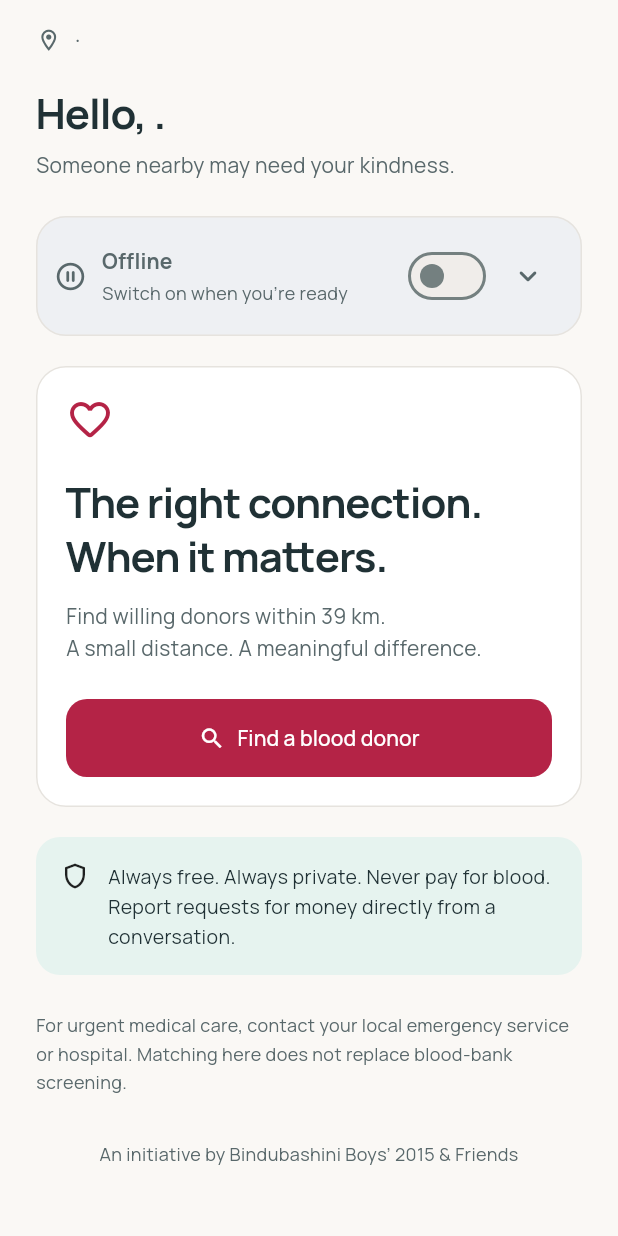
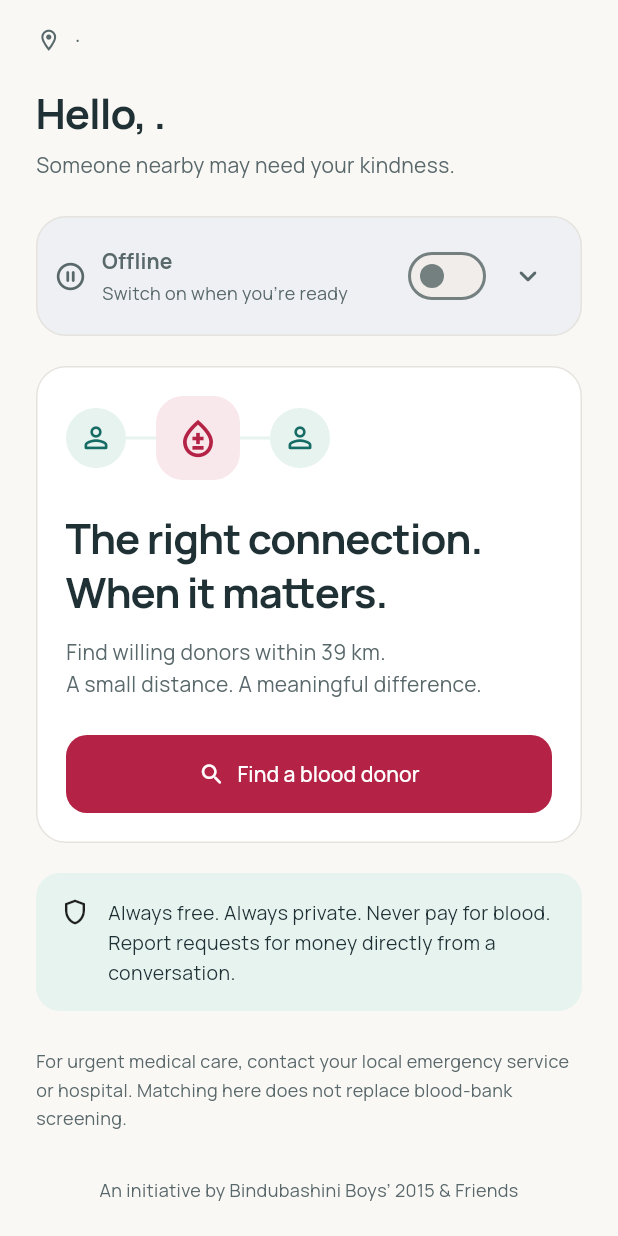
Before and after one commit to SowatRafi/Blood-Connection, a Flutter app: the HomeScreen widget shown alone on an empty page, opened directly with empty values, on a phone screen of 412 x 824 dp. Run offline on Flutter 3.47's test engine with Material 3 defaults, Android fonts, the phone set to English and light mode, and no system bars; our stand-ins replace flutter_local_notifications, flutter_map, flutter_secure_storage, geocoding, geolocator, image_picker and 2 more; missing offline and left inert: livekit_client, unifiedpush_android; accounts and stored records are empty; project files that could hold a hidden picture were left out.

Commit message:
feat(ui): add accessible motion and consistent navigation icons
Use finite entrance feedback with immediate interaction and disposal, preserve first-frame contrast, and finish motion when reduced-motion or route visibility changes. Add outlined and selected icon pairs without new packages or changes to the approved logo.

```diff
--- a/mobile/lib/main.dart
+++ b/mobile/lib/main.dart
@@ -164,6 +164,7 @@ class _WelcomeScreenState extends State<WelcomeScreen> {
   @override
   Widget build(BuildContext context) => Scaffold(
     body: SafeArea(
+      child: EntranceMotion(
         child: PageBody(
           children: [
             const SizedBox(height: 32),
@@ -222,13 +223,17 @@ class _WelcomeScreenState extends State<WelcomeScreen> {
                 textAlign: TextAlign.center,
               ),
               TextButton(
-              onPressed: busy ? null : () => enter(true, demoIdentity: 'donor'),
+                onPressed: busy
+                    ? null
+                    : () => enter(true, demoIdentity: 'donor'),
                 child: const Text('Try donor demo'),
               ),
             ],
             if (demoEnabled)
               TextButton.icon(
-              onPressed: busy ? null : () => enter(true, demoIdentity: 'admin'),
+                onPressed: busy
+                    ? null
+                    : () => enter(true, demoIdentity: 'admin'),
                 icon: const Icon(Icons.admin_panel_settings_outlined),
                 label: const Text('Open admin demo'),
               ),
@@ -239,6 +244,7 @@ class _WelcomeScreenState extends State<WelcomeScreen> {
               style: TextStyle(fontSize: 12, height: 1.7, color: muted),
             ),
           ],
+        ),
       ),
     ),
   );
@@ -755,11 +761,19 @@ class _MainScreenState extends State<MainScreen> with WidgetsBindingObserver {
             ),
           };
     const destinations = [
-      (Icons.home_outlined, 'Home'),
-      (Icons.search, 'Find donors'),
-      (Icons.volunteer_activism_outlined, 'Requests'),
-      (Icons.chat_bubble_outline, 'Messages'),
-      (Icons.person_outline, 'Profile'),
+      (Icons.home_outlined, Icons.home_rounded, 'Home'),
+      (Icons.explore_outlined, Icons.explore_rounded, 'Find donors'),
+      (
+        Icons.volunteer_activism_outlined,
+        Icons.volunteer_activism_rounded,
+        'Requests',
+      ),
+      (
+        Icons.chat_bubble_outline_rounded,
+        Icons.chat_bubble_rounded,
+        'Messages',
+      ),
+      (Icons.person_outline_rounded, Icons.person_rounded, 'Profile'),
     ];
     return appRoot(
       Scaffold(
@@ -814,7 +828,8 @@ class _MainScreenState extends State<MainScreen> with WidgetsBindingObserver {
                           .map(
                             (d) => NavigationRailDestination(
                               icon: Icon(d.$1),
-                              label: Text(d.$2),
+                              selectedIcon: Icon(d.$2),
+                              label: Text(d.$3),
                             ),
                           )
                           .toList(),
@@ -828,12 +843,16 @@ class _MainScreenState extends State<MainScreen> with WidgetsBindingObserver {
         bottomNavigationBar: wide
             ? null
             : NavigationBar(
+                animationDuration: motionDuration(context, motionState),
                 selectedIndex: tab,
                 onDestinationSelected: (value) => setState(() => tab = value),
                 destinations: destinations
                     .map(
-                      (d) =>
-                          NavigationDestination(icon: Icon(d.$1), label: d.$2),
+                      (d) => NavigationDestination(
+                        icon: Icon(d.$1),
+                        selectedIcon: Icon(d.$2),
+                        label: d.$3,
+                      ),
                     )
                     .toList(),
               ),
@@ -865,7 +884,8 @@ class HomeScreen extends StatelessWidget {
   });
   @override
   Widget build(BuildContext context) {
-    return PageBody(
+    return EntranceMotion(
+      child: PageBody(
         children: [
           if (locationWarning != null) ...[
             Notice(
@@ -910,14 +930,7 @@ class HomeScreen extends StatelessWidget {
             child: Column(
               crossAxisAlignment: CrossAxisAlignment.stretch,
               children: [
-              const Align(
-                alignment: Alignment.centerLeft,
-                child: Icon(
-                  Icons.favorite_border_rounded,
-                  size: 32,
-                  color: red,
-                ),
-              ),
+                const _ConnectionIllustration(),
                 const SizedBox(height: 20),
                 Text(
                   'The right connection.\nWhen it matters.',
@@ -930,7 +943,7 @@ class HomeScreen extends StatelessWidget {
                 const SizedBox(height: 24),
                 FilledButton.icon(
                   onPressed: onSearch,
-                icon: const Icon(Icons.search),
+                  icon: const Icon(Icons.search_rounded),
                   label: const Text('Find a blood donor'),
                 ),
               ],
@@ -959,6 +972,48 @@ class HomeScreen extends StatelessWidget {
             style: TextStyle(fontSize: 12, color: muted, height: 1.7),
           ),
         ],
+      ),
     );
   }
 }
+
+/// A static, decorative connection motif; it never implies live donor activity.
+class _ConnectionIllustration extends StatelessWidget {
+  const _ConnectionIllustration();
+
+  @override
+  Widget build(BuildContext context) => ExcludeSemantics(
+    child: Align(
+      alignment: Alignment.centerLeft,
+      child: SizedBox(
+        width: 176,
+        height: 56,
+        child: Row(
+          children: [
+            _person(),
+            Expanded(child: Container(height: 2, color: mint)),
+            Container(
+              width: 56,
+              height: 56,
+              decoration: BoxDecoration(
+                color: rose,
+                borderRadius: BorderRadius.circular(18),
+              ),
+              child: const Icon(Icons.bloodtype_outlined, color: red, size: 30),
+            ),
+            Expanded(child: Container(height: 2, color: mint)),
+            _person(),
+          ],
+        ),
+      ),
+    ),
+  );
+
+  // Matching silhouettes communicate equal participation, not identified people.
+  Widget _person() => Container(
+    width: 40,
+    height: 40,
+    decoration: const BoxDecoration(color: mint, shape: BoxShape.circle),
+    child: const Icon(Icons.person_outline_rounded, color: teal, size: 23),
+  );
+}
--- a/mobile/lib/ui.dart
+++ b/mobile/lib/ui.dart
@@ -10,6 +10,80 @@ const canvas = Color(0xFFFAF8F5);
 const mint = Color(0xFFE6F3EF);
 const teal = Color(0xFF176B65);
 const rose = Color(0xFFF8E8EC);
+
+// Use shorter feedback for a tap than for spatial travel; callers can share the
+// timing without overriding the platform's reduced-motion preference.
+const motionPress = Duration(milliseconds: 120);
+const motionState = Duration(milliseconds: 200);
+const motionTravel = Duration(milliseconds: 280);
+// Preserve normal-text contrast throughout a reveal, including its first frame.
+const motionEntryOpacity = .96;
+
+/// Removes optional movement when the system requests reduced animation.
+Duration motionDuration(BuildContext context, Duration duration) =>
+    MediaQuery.disableAnimationsOf(context) ? Duration.zero : duration;
+
+/// Reveals the current content once, without delaying input or retaining old data.
+///
+/// This is an entrance treatment, not a crossfade: replacing [child] immediately
+/// removes the previous subtree, including its private images and subscriptions.
+class EntranceMotion extends StatefulWidget {
+  final Widget child;
+  const EntranceMotion({super.key, required this.child});
+
+  @override
+  State<EntranceMotion> createState() => _EntranceMotionState();
+}
+
+class _EntranceMotionState extends State<EntranceMotion>
+    with SingleTickerProviderStateMixin {
+  late final AnimationController controller;
+  late final Animation<double> progress;
+  bool started = false;
+
+  @override
+  void initState() {
+    super.initState();
+    controller = AnimationController(vsync: this, duration: motionTravel);
+    progress = controller.drive(CurveTween(curve: Curves.easeOutCubic));
+  }
+
+  @override
+  void didChangeDependencies() {
+    super.didChangeDependencies();
+    // A covered route must not queue a decorative replay when it becomes active.
+    if (MediaQuery.disableAnimationsOf(context) ||
+        !TickerMode.valuesOf(context).enabled) {
+      controller.value = 1;
+      started = true;
+    } else if (!started) {
+      started = true;
+      controller.forward();
+    }
+  }
+
+  @override
+  void dispose() {
+    controller.dispose();
+    super.dispose();
+  }
+
+  @override
+  Widget build(BuildContext context) => AnimatedBuilder(
+    animation: progress,
+    // Cache painting of the content while the small composited transform changes.
+    child: RepaintBoundary(child: widget.child),
+    builder: (context, child) => Transform.translate(
+      offset: Offset(0, 10 * (1 - progress.value)),
+      child: Opacity(
+        // Keep content legible and interactive from its first frame.
+        opacity: motionEntryOpacity + (1 - motionEntryOpacity) * progress.value,
+        alwaysIncludeSemantics: true,
+        child: child,
+      ),
+    ),
+  );
+}
 
 /// Registers the bundled font license for the app's offline license screen.
 void registerBrandLicenses() => LicenseRegistry.addLicense(() async* {
@@ -124,6 +198,9 @@ ThemeData appTheme() => ThemeData(
       padding: const EdgeInsets.symmetric(horizontal: 20, vertical: 14),
       shape: RoundedRectangleBorder(borderRadius: BorderRadius.circular(14)),
     ),
+  ),
+  iconButtonTheme: IconButtonThemeData(
+    style: IconButton.styleFrom(minimumSize: const Size(48, 48), iconSize: 24),
   ),
   inputDecorationTheme: InputDecorationTheme(
     filled: true,
```
Also changed, not shown: 1 other file. Lines whose indentation alone changed are shown as unchanged.
